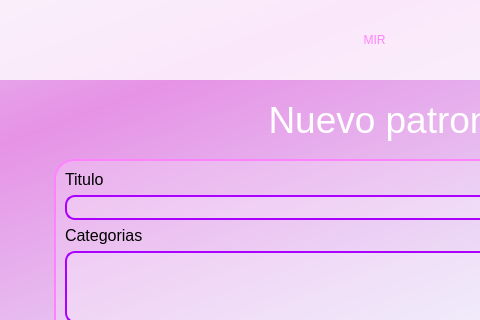
Old version of the form UI files/nuevoPatron.ui in the repository Vethariel/MIR-Programacion-Computadores; both pictures show x 0 to 480 and y 0 to 320 of the 750 by 550 pixel window.
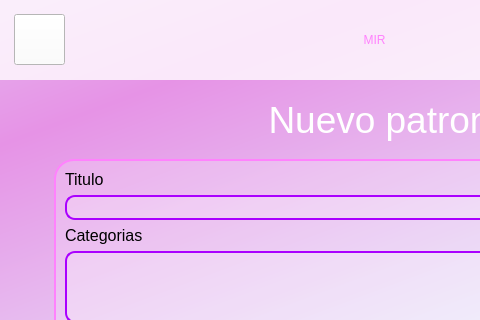
New version of the form. Icons and pictures are not drawn.

Commit message: Pattern management screens modified

The edit to the form file:
```diff
--- a/UI files/nuevoPatron.ui
+++ b/UI files/nuevoPatron.ui
@@ -414,6 +414,30 @@
      </layout>
     </widget>
    </widget>
+   <widget class="QPushButton" name="boton_regreso">
+    <property name="geometry">
+     <rect>
+      <x>15</x>
+      <y>15</y>
+      <width>51</width>
+      <height>51</height>
+     </rect>
+    </property>
+    <property name="styleSheet">
+     <string notr="true">QPushButton{
+background-image: url(&quot;Icons/return.png&quot;);
+background-repeat: no-repeat;
+background-position: center;
+background-color: rgb(255, 255, 255);
+}
+QPushButton:hover{
+background-color:rgb(255, 220, 255);
+}</string>
+    </property>
+    <property name="text">
+     <string/>
+    </property>
+   </widget>
   </widget>
  </widget>
  <resources/>
```
Left out of the diff: 10 changed lines with no effect on the pictures. The commit also changes 3 other files.
